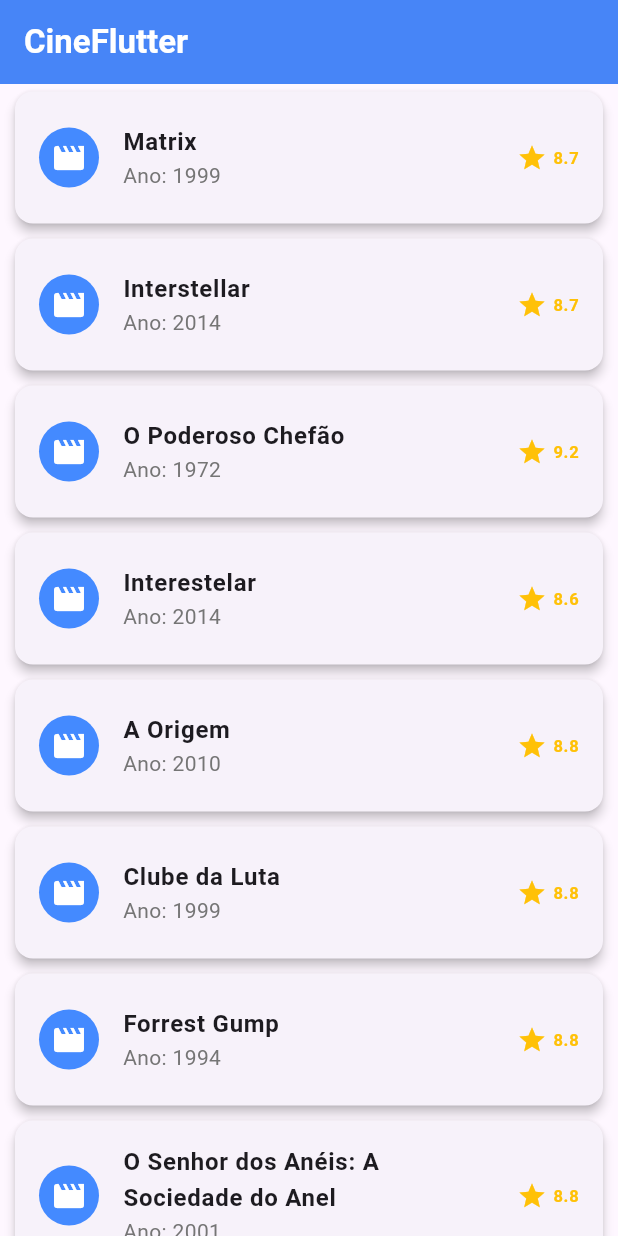
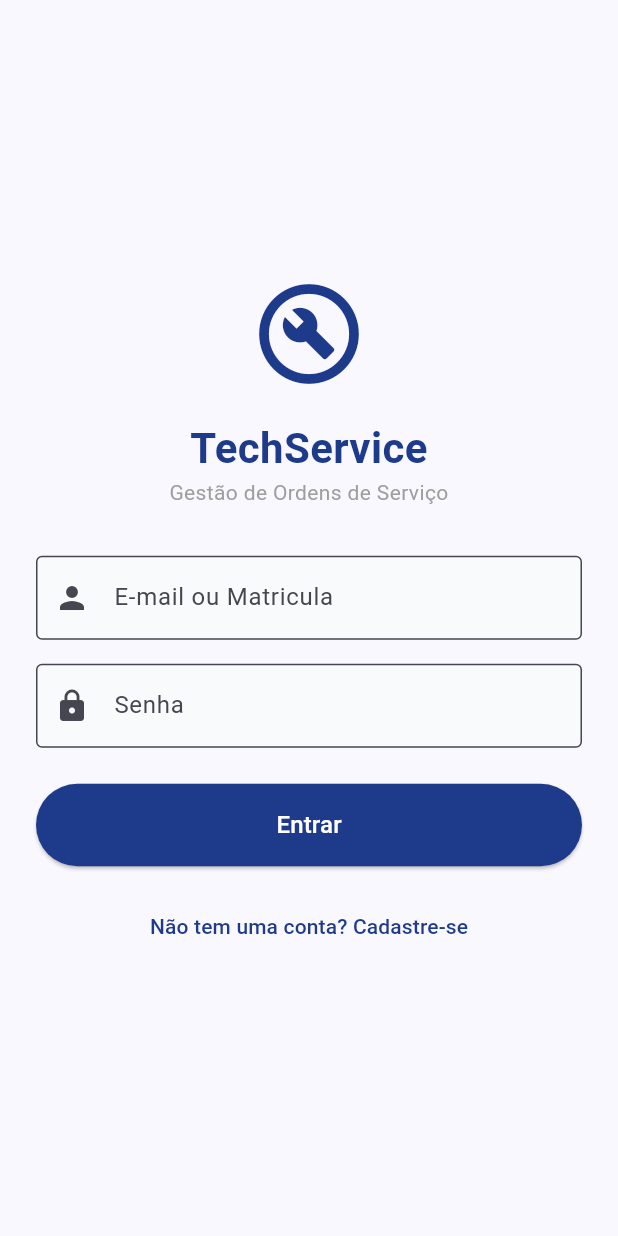
Before and after one commit to Joaongt01/tutorial09, a Flutter app: the screen it shows after launch, on a phone screen of 412 x 824 dp. Run offline on Flutter 3.47's test engine with Material 3 defaults, Android fonts, the phone set to English and light mode, and no system bars.

Commit message:
Salvando alterações locais

```diff
--- a/lib/database.dart
+++ /dev/null
@@ -1,159 +0,0 @@
-import 'package:hellota/model/filme_model.dart';
-
-class Database {
-  static List<Filme> getFilmes() {
-    final List<Filme> filmes = [
-      Filme(
-        titulo: 'Matrix',
-        sinopse: 'Um hacker descobre a realidade...',
-        anoLancamento: 1999,
-        imdb: 8.7,
-      ),
-      Filme(
-        titulo: 'Interstellar',
-        sinopse: 'Viagem espacial e relatividade...',
-        anoLancamento: 2014,
-        imdb: 8.7,
-      ),
-
-      Filme(
-        titulo: 'O Poderoso Chefão',
-        sinopse:
-            'A história da família mafiosa Corleone e sua ascensão no submundo do crime.',
-        anoLancamento: 1972,
-        imdb: 9.2,
-      ),
-      Filme(
-        titulo: 'Interestelar',
-        sinopse:
-            'Exploradores viajam através de um buraco de minhoca em busca de um novo lar para a humanidade.',
-        anoLancamento: 2014,
-        imdb: 8.6,
-      ),
-      Filme(
-        titulo: 'A Origem',
-        sinopse:
-            'Um ladrão invade sonhos para roubar segredos corporativos e recebe uma missão impossível.',
-        anoLancamento: 2010,
-        imdb: 8.8,
-      ),
-      Filme(
-        titulo: 'Clube da Luta',
-        sinopse:
-            'Um homem insatisfeito cria um clube secreto de luta que foge do controle.',
-        anoLancamento: 1999,
-        imdb: 8.8,
-      ),
-      Filme(
-        titulo: 'Forrest Gump',
-        sinopse:
-            'A vida de um homem simples que testemunha momentos históricos dos Estados Unidos.',
-        anoLancamento: 1994,
-        imdb: 8.8,
-      ),
-      Filme(
-        titulo: 'O Senhor dos Anéis: A Sociedade do Anel',
-        sinopse:
-            'Um jovem hobbit inicia uma jornada para destruir um anel poderoso.',
-        anoLancamento: 2001,
-        imdb: 8.8,
-      ),
-      Filme(
-        titulo: 'O Senhor dos Anéis: As Duas Torres',
-        sinopse:
-            'A jornada continua enquanto alianças são formadas para enfrentar o mal.',
-        anoLancamento: 2002,
-        imdb: 8.7,
-      ),
-      Filme(
-        titulo: 'O Senhor dos Anéis: O Retorno do Rei',
-        sinopse: 'A batalha final decide o destino da Terra Média.',
-        anoLancamento: 2003,
-        imdb: 9.0,
-      ),
-      Filme(
-        titulo: 'Pulp Fiction',
-        sinopse: 'Histórias interligadas do submundo do crime em Los Angeles.',
-        anoLancamento: 1994,
-        imdb: 8.9,
-      ),
-      Filme(
-        titulo: 'O Cavaleiro das Trevas',
-        sinopse:
-            'Batman enfrenta o Coringa em uma batalha psicológica e moral.',
-        anoLancamento: 2008,
-        imdb: 9.0,
-      ),
-      Filme(
-        titulo: 'Gladiador',
-        sinopse:
-            'Um general romano busca vingança após ser traído e perder sua família.',
-        anoLancamento: 2000,
-        imdb: 8.5,
-      ),
-      Filme(
-        titulo: 'Titanic',
-        sinopse:
-            'Um romance nasce a bordo do navio condenado a um trágico destino.',
-        anoLancamento: 1997,
-        imdb: 7.9,
-      ),
-      Filme(
-        titulo: 'Avatar',
-        sinopse:
-            'Um soldado humano se envolve com os nativos de um planeta alienígena.',
-        anoLancamento: 2009,
-        imdb: 7.8,
-      ),
-      Filme(
-        titulo: 'De Volta para o Futuro',
-        sinopse:
-            'Um jovem viaja no tempo e precisa garantir que seus pais se apaixonem.',
-        anoLancamento: 1985,
-        imdb: 8.5,
-      ),
-      Filme(
-        titulo: 'Jurassic Park',
-        sinopse: 'Um parque de dinossauros clonados sai do controle.',
-        anoLancamento: 1993,
-        imdb: 8.2,
-      ),
-      Filme(
-        titulo: 'Vingadores: Ultimato',
-        sinopse:
-            'Os heróis restantes tentam reverter a destruição causada por Thanos.',
-        anoLancamento: 2019,
-        imdb: 8.4,
-      ),
-      Filme(
-        titulo: 'Homem-Aranha: Sem Volta para Casa',
-        sinopse:
-            'Peter Parker enfrenta consequências após sua identidade ser revelada.',
-        anoLancamento: 2021,
-        imdb: 8.2,
-      ),
-      Filme(
-        titulo: 'Coringa',
-        sinopse: 'A origem de um dos vilões mais icônicos de Gotham.',
-        anoLancamento: 2019,
-        imdb: 8.4,
-      ),
-      Filme(
-        titulo: 'Parasita',
-        sinopse:
-            'Uma família pobre se infiltra na vida de uma família rica com consequências inesperadas.',
-        anoLancamento: 2019,
-        imdb: 8.5,
-      ),
-      Filme(
-        titulo: 'Whiplash',
-        sinopse:
-            'Um jovem baterista enfrenta um professor exigente em busca da perfeição.',
-        anoLancamento: 2014,
-        imdb: 8.5,
-      ),
-    ];
-
-    return filmes;
-  }
-}
--- a/lib/main.dart
+++ b/lib/main.dart
@@ -1,103 +1,32 @@
-import 'package:hellota/model/filme_model.dart';
-import 'package:hellota/database.dart';
 import 'package:flutter/material.dart';
+import 'package:hellota/screens/login_screen.dart';
 
 void main() {
-  runApp(const MainApp());
+  runApp(const TechServiceApp());
 }
 
-class MainApp extends StatefulWidget {
-  const MainApp({super.key});
-
-  @override
-  State<MainApp> createState() => _MainAppState();
-}
-
-class _MainAppState extends State<MainApp> {
-  final List<Filme> filmes = Database.getFilmes();
+class TechServiceApp extends StatelessWidget {
+  const TechServiceApp({super.key});
 
   @override
   Widget build(BuildContext context) {
     return MaterialApp(
-      home: Builder(
-        builder: (context) => Scaffold(
-          appBar: AppBar(
-            title: const Text(
-              "CineFlutter",
-              style: TextStyle(
-                color: Colors.white,
-                fontWeight: FontWeight.bold,
-              ),
-            ),
-            backgroundColor: Colors.blueAccent,
-            elevation: 4,
-          ),
-          body: ListView.builder(
-            itemCount: filmes.length,
-            itemBuilder: (context, index) {
-              final filme = filmes[index];
-
-              final Color starColor = filme.imdb > 8.5
-                  ? Colors.amber
-                  : Colors.grey;
-
-              return Card(
-                margin: const EdgeInsets.symmetric(horizontal: 10, vertical: 5),
-                elevation: 3,
-                shape: RoundedRectangleBorder(
-                  borderRadius: BorderRadius.circular(12),
-                ),
-                child: ListTile(
-                  contentPadding: const EdgeInsets.symmetric(
-                    horizontal: 16,
-                    vertical: 8,
-                  ),
-                  leading: CircleAvatar(
-                    backgroundColor: Colors.blueAccent,
-                    child: const Icon(Icons.movie, color: Colors.white),
-                  ),
-                  title: Text(
-                    filme.titulo,
-                    style: const TextStyle(fontWeight: FontWeight.bold),
-                  ),
-                  subtitle: Text(
-                    'Ano: ${filme.anoLancamento}',
-                    style: TextStyle(color: Colors.grey[600]),
-                  ),
-                  trailing: Row(
-                    mainAxisSize: MainAxisSize.min,
-                    children: [
-                      Icon(Icons.star, color: starColor, size: 20),
-                      const SizedBox(width: 4),
-                      Text(
-                        filme.imdb.toString(),
-                        style: TextStyle(
-                          fontWeight: FontWeight.bold,
-                          color: starColor,
-                        ),
-                      ),
-                    ],
-                  ),
-                  onTap: () {
-                    print('Clicou em: ${filme.titulo}');
-                  },
-                  onLongPress: () {
-                    ScaffoldMessenger.of(context).showSnackBar(
-                      SnackBar(
-                        content: Text(
-                          'Você clicou LongPress no filme ${filme.titulo}',
-                        ),
-                        duration: const Duration(seconds: 2),
-                        backgroundColor: Colors.blueAccent,
-                      ),
-                    );
-                  },
-                ),
-              );
-            },
-          ),
+      title: "TechService",
+      debugShowCheckedModeBanner: false,
+      theme: ThemeData(
+        primarySwatch: Colors.blueGrey,
+        colorScheme: ColorScheme.fromSeed(
+          seedColor: const Color(0xFF1E3A8A),
+          primary: const Color(0xFF1E3A8A),
+        ),
+        useMaterial3: true,
+        inputDecorationTheme: const InputDecorationTheme(
+          border: OutlineInputBorder(),
+          filled: true,
+          fillColor: Color(0xFFF8FAFC),
         ),
       ),
+      home: const LoginScreen(),
     );
   }
 }
--- a/lib/model/filme_model.dart
+++ /dev/null
@@ -1,13 +0,0 @@
-class Filme {
-  final String titulo;
-  final String sinopse;
-  final int anoLancamento;
-  final double imdb;
-
-  Filme({
-    required this.titulo,
-    required this.sinopse,
-    required this.anoLancamento,
-    required this.imdb,
-  });
-}
--- /dev/null
+++ b/lib/screens/login_screen.dart
@@ -0,0 +1,113 @@
+import 'package:flutter/material.dart';
+import 'register_screen.dart';
+import 'home_screen.dart';
+
+class LoginScreen extends StatefulWidget {
+  const LoginScreen({super.key});
+
+  @override
+  State<LoginScreen> createState() => _LoginScreenState();
+}
+
+class _LoginScreenState extends State<LoginScreen> {
+  final _emailController = TextEditingController();
+  final _passwordController = TextEditingController();
+
+  void _doLogin() {
+    if (_emailController.text.isNotEmpty &&
+        _passwordController.text.isNotEmpty) {
+      Navigator.pushAndRemoveUntil(
+        context,
+        MaterialPageRoute(builder: (context) => const HomeScreen()),
+        (route) => false,
+      );
+    } else {
+      ScaffoldMessenger.of(context).showSnackBar(
+        const SnackBar(content: Text('Por favor, preencha todos os campos.')),
+      );
+    }
+  }
+
+  @override
+  Widget build(BuildContext context) {
+    return Scaffold(
+      body: Center(
+        child: SingleChildScrollView(
+          padding: const EdgeInsets.all(24.0),
+          child: Column(
+            mainAxisAlignment: MainAxisAlignment.center,
+            crossAxisAlignment: CrossAxisAlignment.stretch,
+            children: [
+              const Icon(
+                Icons.build_circle_outlined,
+                size: 80,
+                color: Color(0xFF1E3A8A),
+              ),
+              const SizedBox(height: 16),
+              const Text(
+                "TechService",
+                textAlign: TextAlign.center,
+                style: TextStyle(
+                  fontSize: 28,
+                  fontWeight: FontWeight.bold,
+                  color: Color(0xFF1E3A8A),
+                ),
+              ),
+              const Text(
+                "Gestão de Ordens de Serviço",
+                textAlign: TextAlign.center,
+                style: TextStyle(color: Colors.grey),
+              ),
+              const SizedBox(height: 32),
+              TextField(
+                controller: _emailController,
+                decoration: const InputDecoration(
+                  labelText: "E-mail ou Matricula",
+                  prefixIcon: Icon(Icons.person),
+                ),
+              ),
+              const SizedBox(height: 16),
+              TextField(
+                controller: _passwordController,
+                decoration: const InputDecoration(
+                  labelText: "Senha",
+                  prefixIcon: Icon(Icons.lock),
+                ),
+                obscureText: true,
+              ),
+              const SizedBox(height: 24),
+              ElevatedButton(
+                onPressed: _doLogin,
+                style: ElevatedButton.styleFrom(
+                  padding: const EdgeInsets.symmetric(vertical: 16),
+                  backgroundColor: Theme.of(context).colorScheme.primary,
+                  foregroundColor: Colors.white,
+                ),
+                child: const Text("Entrar", style: TextStyle(fontSize: 16)),
+              ),
+              const SizedBox(height: 16),
+              TextButton(
+                onPressed: () {
+                  Navigator.push(
+                    context,
+                    MaterialPageRoute(
+                      builder: (context) => const RegisterScreen(),
+                    ),
+                  );
+                },
+                child: const Text("Não tem uma conta? Cadastre-se"),
+              ),
+            ],
+          ),
+        ),
+      ),
+    );
+  }
+
+  @override
+  void dispose() {
+    _emailController.dispose();
+    _passwordController.dispose();
+    super.dispose();
+  }
+}
```
Also changed, not shown: lib/screens/home_screen.dart (added, +146 -0 lines), lib/screens/register_screen.dart (added, +80 -0 lines).
